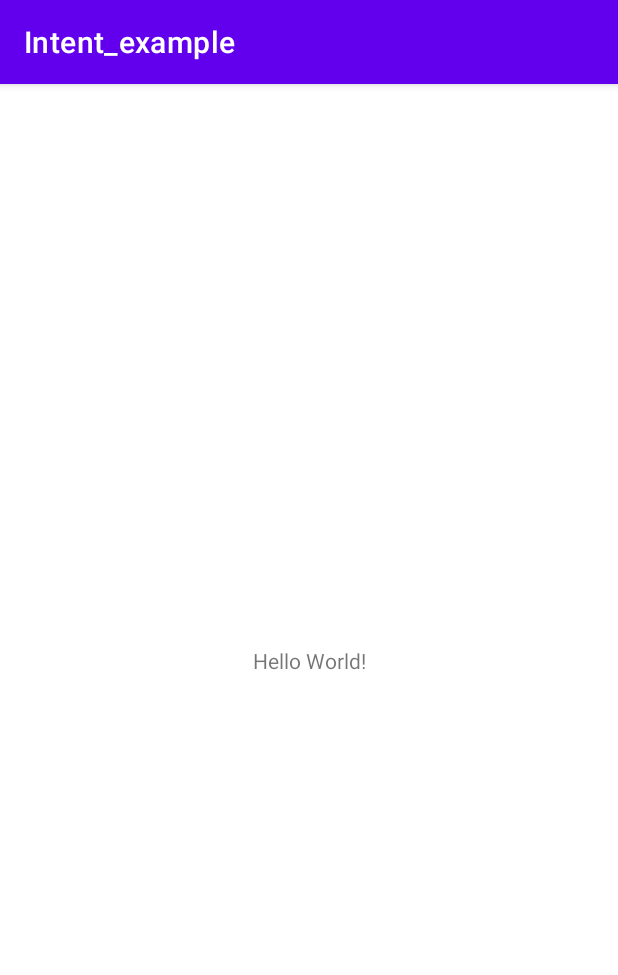
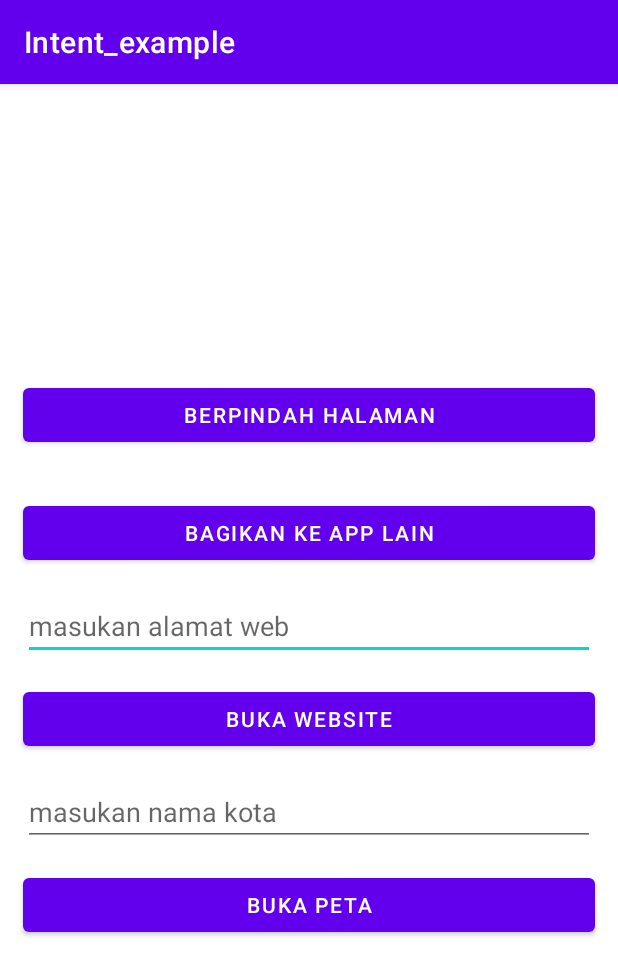
Before and after one commit to dhezhen/Intent_example, an Android app: the screen it shows after launch (MainActivity), on a phone screen of 412 x 824 dp. Shown: the top 975 px of the screen. Run offline under Robolectric (Android 15) with nearby library versions, the phone set to English and light mode, and no system bars.

Commit message:
intent example

```diff
--- a/app/build.gradle
+++ b/app/build.gradle
@@ -4,12 +4,12 @@ plugins {
 
 android {
     namespace 'com.pab.intent_example'
-    compileSdk 33
+    compileSdk 34
 
     defaultConfig {
         applicationId "com.pab.intent_example"
         minSdk 28
-        targetSdk 33
+        targetSdk 34
         versionCode 1
         versionName "1.0"
 
--- a/app/src/main/AndroidManifest.xml
+++ b/app/src/main/AndroidManifest.xml
@@ -1,7 +1,7 @@
 <?xml version="1.0" encoding="utf-8"?>
 <manifest xmlns:android="http://schemas.android.com/apk/res/android"
     xmlns:tools="http://schemas.android.com/tools">
-
+    <uses-permission android:name="android.permission.INTERNET" />
     <application
         android:allowBackup="true"
         android:dataExtractionRules="@xml/data_extraction_rules"
@@ -11,12 +11,14 @@
         android:supportsRtl="true"
         android:theme="@style/Theme.Intent_example"
         tools:targetApi="31">
+        <activity android:name=".DetailActivity">
+        </activity>
         <activity
             android:name=".MainActivity"
             android:exported="true">
             <intent-filter>
                 <action android:name="android.intent.action.MAIN" />
-
+                <category android:name="android.intent.category.BROWSABLE" />
                 <category android:name="android.intent.category.LAUNCHER" />
             </intent-filter>
         </activity>
--- a/app/src/main/java/com/pab/intent_example/MainActivity.java
+++ b/app/src/main/java/com/pab/intent_example/MainActivity.java
@@ -1,14 +1,104 @@
 package com.pab.intent_example;
+
+import android.content.Intent;
+import android.net.Uri;
+import android.os.Bundle;
+import android.util.Log;
+import android.view.View;
+import android.widget.Button;
+import android.widget.EditText;
+import android.widget.Toast;
 
 import androidx.appcompat.app.AppCompatActivity;
 
-import android.os.Bundle;
-
 public class MainActivity extends AppCompatActivity {
+    private EditText mWebsiteEditText;
+    private EditText mLocationEditText;
 
     @Override
     protected void onCreate(Bundle savedInstanceState) {
+
         super.onCreate(savedInstanceState);
         setContentView(R.layout.activity_main);
+
+        Button btnMove = findViewById(R.id.btnMove);
+        Button btnShare = findViewById(R.id.btnShare);
+        Button btnWeb = findViewById(R.id.open_website_button);
+        Button btnMap = findViewById(R.id.open_location_button);
+        mWebsiteEditText = findViewById(R.id.website_edittext);
+        mLocationEditText = findViewById(R.id.location_edittext);
+
+        btnMove.setOnClickListener(v -> {
+// Perintah Intent Explicit pindah halaman ke activity_detail
+
+            Intent i = new Intent(MainActivity.this,DetailActivity.class);
+            i.putExtra("isiData","Kiriman dari halaman pertama");
+            startActivity(i);
+        });
+
+        btnShare.setOnClickListener(v -> {
+
+          // Perintah Intent Implicit untuk share ke sosmed
+           Intent intent = new Intent(Intent.ACTION_SEND);
+           // Membawa data / pesan yang ingin dishare
+           intent.putExtra(intent.EXTRA_TEXT,"Hallo ini adalah data dari aplikasi ini ya yang akan dikirim dengan  saya share ke sosial media ");
+           intent.setType("text/plain");
+           // Menjalankan perintah Intent Implicit
+           startActivity(Intent.createChooser(intent,"Share to :"));
+        });
+
+
+        btnMap.setOnClickListener(view -> {
+            // Get the string indicating a location. Input is not validated; it is
+            // passed to the location handler intact.
+            String loc = mLocationEditText.getText().toString();
+
+            // Parse the location and create the intent.
+            Uri addressUri = Uri.parse("geo:0,0?q=" + loc);
+            Intent intent = new Intent(Intent.ACTION_VIEW, addressUri);
+
+            // Find an activity to handle the intent, and start that activity.
+            if (intent.resolveActivity(getPackageManager()) != null) {
+                startActivity(intent);
+            } else {
+                Log.d("ImplicitIntents", "Can't handle this intent!");
+            }
+
+        });
+
+        btnWeb.setOnClickListener(v -> {
+            // Get the URL text.
+            String url = mWebsiteEditText.getText().toString();
+
+            // Pastikan EditText tidak kosong.
+            if (!url.isEmpty()) {
+                // Tambahkan skema http:// atau https:// jika tidak disertakan.
+                if (!url.startsWith("http://") && !url.startsWith("https://")) {
+                    url = "http://" + url;
+                }
+
+                // Parse the URI and create the intent.
+                Uri webpage = Uri.parse(url);
+                Intent intent = new Intent(Intent.ACTION_VIEW, webpage);
+
+                // Tentukan komponen untuk browser Chrome
+                intent.setPackage("com.android.chrome");
+
+                // Temukan activity untuk menangani intent dan mulai activity tersebut.
+                if (intent.resolveActivity(getPackageManager()) != null) {
+                    startActivity(intent);
+                } else {
+                    // Jika Chrome tidak terinstal, buka browser default
+                    intent.setPackage(null);
+                    startActivity(intent);
+                }
+            } else {
+                // Tampilkan pesan jika URL kosong.
+                Toast.makeText(this, "URL tidak boleh kosong!", Toast.LENGTH_SHORT).show();
+            }
+        });
+
+
     }
+
 }
--- a/app/src/main/res/layout/activity_main.xml
+++ b/app/src/main/res/layout/activity_main.xml
@@ -1,18 +1,59 @@
 <?xml version="1.0" encoding="utf-8"?>
-<androidx.constraintlayout.widget.ConstraintLayout xmlns:android="http://schemas.android.com/apk/res/android"
-    xmlns:app="http://schemas.android.com/apk/res-auto"
+<LinearLayout xmlns:android="http://schemas.android.com/apk/res/android"
     xmlns:tools="http://schemas.android.com/tools"
     android:layout_width="match_parent"
     android:layout_height="match_parent"
+    android:gravity="center"
+    android:orientation="vertical"
     tools:context=".MainActivity">
 
-    <TextView
-        android:layout_width="wrap_content"
+    <Button
+        android:id="@+id/btnMove"
+        android:layout_width="match_parent"
         android:layout_height="wrap_content"
-        android:text="Hello World!"
-        app:layout_constraintBottom_toBottomOf="parent"
-        app:layout_constraintEnd_toEndOf="parent"
-        app:layout_constraintStart_toStartOf="parent"
-        app:layout_constraintTop_toTopOf="parent" />
+        android:layout_gravity="center"
+        android:layout_margin="15dp"
+        android:text="Berpindah Halaman" />
 
-</androidx.constraintlayout.widget.ConstraintLayout>
+    <Button
+        android:id="@+id/btnShare"
+        android:layout_width="match_parent"
+        android:layout_height="wrap_content"
+        android:layout_gravity="center"
+        android:layout_margin="15dp"
+        android:text="Bagikan Ke App lain" />
+
+    <EditText
+        android:id="@+id/website_edittext"
+        android:layout_width="match_parent"
+        android:layout_height="wrap_content"
+        android:layout_marginLeft="15dp"
+        android:layout_marginRight="15dp"
+        android:hint="masukan alamat web" />
+
+    <Button
+        android:id="@+id/open_website_button"
+        android:layout_width="match_parent"
+        android:layout_height="wrap_content"
+        android:layout_margin="15dp"
+        android:layout_marginBottom="24dp"
+        android:text="Buka Website" />
+
+    <EditText
+        android:id="@+id/location_edittext"
+        android:layout_width="match_parent"
+        android:layout_height="wrap_content"
+        android:layout_marginLeft="15dp"
+        android:layout_marginRight="15dp"
+        android:hint="masukan nama kota" />
+
+    <Button
+        android:id="@+id/open_location_button"
+        android:layout_width="match_parent"
+        android:layout_height="wrap_content"
+        android:layout_margin="15dp"
+        android:layout_marginBottom="24dp"
+        android:text="@string/button_loc" />
+
+
+</LinearLayout>
--- a/app/src/main/res/values/strings.xml
+++ b/app/src/main/res/values/strings.xml
@@ -1,3 +1,5 @@
 <resources>
     <string name="app_name">Intent_example</string>
+    <string name="hallo">Hallo ini dalah data kiriman dari halaman sebelumnya </string>
+    <string name="button_loc">Buka Peta </string>
 </resources>
```
Also changed, not shown: app/src/main/java/com/pab/intent_example/DetailActivity.java (added, +20 -0 lines), app/src/main/res/layout/actiivity_dua.xml (added, +19 -0 lines), 1 other file.
